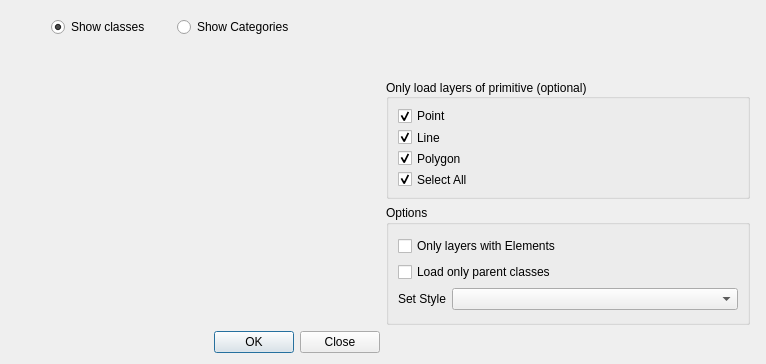
Qt form LayerTools/LoadLayersFromServer/loadLayersFromServer.ui (dsgoficial/DsgTools) before a commit.
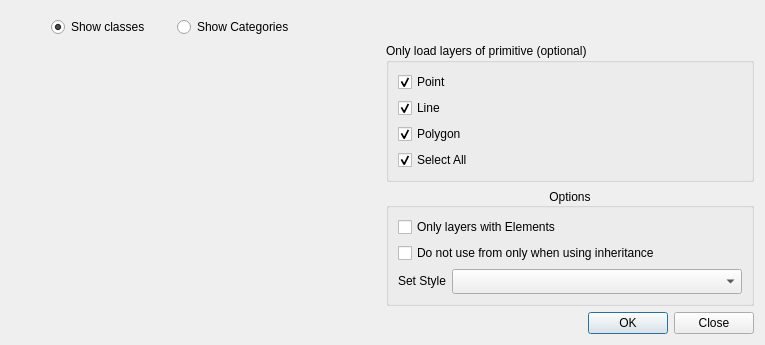
The same form after that commit. Custom widgets are drawn as their Qt base class.

```diff
--- a/LayerTools/LoadLayersFromServer/loadLayersFromServer.ui
+++ b/LayerTools/LoadLayersFromServer/loadLayersFromServer.ui
@@ -6,16 +6,35 @@
    <rect>
     <x>0</x>
     <y>0</y>
-    <width>766</width>
-    <height>364</height>
+    <width>765</width>
+    <height>260</height>
    </rect>
   </property>
+  <property name="sizePolicy">
+   <sizepolicy hsizetype="MinimumExpanding" vsizetype="MinimumExpanding">
+    <horstretch>0</horstretch>
+    <verstretch>0</verstretch>
+   </sizepolicy>
+  </property>
   <property name="windowTitle">
    <string>Load Layers from a Server</string>
   </property>
-  <layout class="QGridLayout" name="gridLayout_3">
+  <layout class="QGridLayout" name="gridLayout">
    <item row="0" column="0" colspan="2">
-    <widget class="CustomServerConnectionWidget" name="customServerConnectionWidget" native="true"/>
+    <widget class="CustomServerConnectionWidget" name="customServerConnectionWidget" native="true">
+     <property name="sizePolicy">
+      <sizepolicy hsizetype="MinimumExpanding" vsizetype="Maximum">
+       <horstretch>0</horstretch>
+       <verstretch>0</verstretch>
+      </sizepolicy>
+     </property>
+     <property name="maximumSize">
+      <size>
+       <width>16777215</width>
+       <height>700</height>
+      </size>
+     </property>
+    </widget>
    </item>
    <item row="1" column="0" colspan="2">
     <layout class="QHBoxLayout" name="horizontalLayout_3">
@@ -42,6 +61,12 @@
        </property>
        <item>
         <widget class="QRadioButton" name="showClassesRadioButton">
+         <property name="sizePolicy">
+          <sizepolicy hsizetype="MinimumExpanding" vsizetype="Fixed">
+           <horstretch>0</horstretch>
+           <verstretch>0</verstretch>
+          </sizepolicy>
+         </property>
          <property name="text">
           <string>Show classes</string>
          </property>
@@ -52,6 +77,12 @@
        </item>
        <item>
         <widget class="QRadioButton" name="showCategoriesRadioButton">
+         <property name="sizePolicy">
+          <sizepolicy hsizetype="MinimumExpanding" vsizetype="Fixed">
+           <horstretch>0</horstretch>
+           <verstretch>0</verstretch>
+          </sizepolicy>
+         </property>
          <property name="text">
           <string>Show Categories</string>
          </property>
@@ -65,7 +96,7 @@
         <enum>Qt::Horizontal</enum>
        </property>
        <property name="sizeType">
-        <enum>QSizePolicy::Fixed</enum>
+        <enum>QSizePolicy::MinimumExpanding</enum>
        </property>
        <property name="sizeHint" stdset="0">
         <size>
@@ -80,66 +111,32 @@
    <item row="2" column="0" rowspan="2">
     <widget class="CustomSelector" name="layersCustomSelector" native="true">
      <property name="sizePolicy">
-      <sizepolicy hsizetype="MinimumExpanding" vsizetype="Preferred">
+      <sizepolicy hsizetype="MinimumExpanding" vsizetype="MinimumExpanding">
        <horstretch>0</horstretch>
        <verstretch>0</verstretch>
       </sizepolicy>
      </property>
+     <property name="minimumSize">
+      <size>
+       <width>0</width>
+       <height>0</height>
+      </size>
+     </property>
     </widget>
    </item>
    <item row="2" column="1">
-    <spacer name="verticalSpacer">
-     <property name="orientation">
-      <enum>Qt::Vertical</enum>
-     </property>
-     <property name="sizeHint" stdset="0">
-      <size>
-       <width>20</width>
-       <height>221</height>
-      </size>
-     </property>
-    </spacer>
-   </item>
-   <item row="3" column="1">
-    <layout class="QGridLayout" name="gridLayout_5">
-     <property name="rightMargin">
-      <number>5</number>
-     </property>
-     <item row="0" column="0">
-      <widget class="QGroupBox" name="groupBox_2">
-       <property name="sizePolicy">
-        <sizepolicy hsizetype="MinimumExpanding" vsizetype="Fixed">
-         <horstretch>0</horstretch>
-         <verstretch>0</verstretch>
-        </sizepolicy>
-       </property>
-       <property name="minimumSize">
-        <size>
-         <width>220</width>
-         <height>120</height>
-        </size>
-       </property>
-       <property name="maximumSize">
-        <size>
-         <width>500</width>
-         <height>120</height>
-        </size>
-       </property>
-       <property name="font">
-        <font>
-         <pointsize>9</pointsize>
-        </font>
-       </property>
+    <widget class="QgsCollapsibleGroupBox" name="mGroupBox">
        <property name="title">
         <string>Only load layers of primitive (optional)</string>
        </property>
-       <property name="alignment">
-        <set>Qt::AlignJustify|Qt::AlignVCenter</set>
-       </property>
-       <layout class="QGridLayout" name="gridLayout_2">
+     <property name="collapsed">
+      <bool>true</bool>
+     </property>
+     <property name="saveCollapsedState">
+      <bool>false</bool>
+     </property>
+     <layout class="QGridLayout" name="gridLayout_3">
         <item row="0" column="0">
-         <layout class="QVBoxLayout" name="verticalLayout_3">
-          <item>
            <widget class="QCheckBox" name="checkBoxPoint">
             <property name="sizePolicy">
              <sizepolicy hsizetype="MinimumExpanding" vsizetype="Fixed">
@@ -155,7 +152,7 @@
             </property>
            </widget>
           </item>
-          <item>
+      <item row="1" column="0">
            <widget class="QCheckBox" name="checkBoxLine">
             <property name="sizePolicy">
              <sizepolicy hsizetype="MinimumExpanding" vsizetype="Fixed">
@@ -171,7 +168,7 @@
             </property>
            </widget>
           </item>
-          <item>
+      <item row="2" column="0">
            <widget class="QCheckBox" name="checkBoxPolygon">
             <property name="sizePolicy">
              <sizepolicy hsizetype="MinimumExpanding" vsizetype="Fixed">
@@ -187,7 +184,7 @@
             </property>
            </widget>
           </item>
-          <item>
+      <item row="3" column="0">
            <widget class="QCheckBox" name="checkBoxAll">
             <property name="sizePolicy">
              <sizepolicy hsizetype="MinimumExpanding" vsizetype="Fixed">
@@ -204,37 +201,27 @@
            </widget>
           </item>
          </layout>
-        </item>
-       </layout>
-      </widget>
-     </item>
-     <item row="1" column="0">
-      <widget class="QGroupBox" name="groupBox_3">
-       <property name="sizePolicy">
-        <sizepolicy hsizetype="MinimumExpanding" vsizetype="Fixed">
-         <horstretch>0</horstretch>
-         <verstretch>0</verstretch>
-        </sizepolicy>
-       </property>
-       <property name="minimumSize">
-        <size>
-         <width>220</width>
-         <height>120</height>
-        </size>
-       </property>
+    </widget>
+   </item>
+   <item row="3" column="1">
+    <widget class="QgsCollapsibleGroupBox" name="mGroupBox_2">
        <property name="maximumSize">
         <size>
-         <width>500</width>
-         <height>120</height>
+       <width>16777215</width>
+       <height>200</height>
         </size>
        </property>
        <property name="title">
         <string>Options</string>
        </property>
-       <layout class="QGridLayout" name="gridLayout">
-        <item row="0" column="0">
-         <layout class="QGridLayout" name="gridLayout_4">
-          <item row="0" column="0">
+     <property name="alignment">
+      <set>Qt::AlignCenter</set>
+     </property>
+     <property name="saveCollapsedState">
+      <bool>false</bool>
+     </property>
+     <layout class="QGridLayout" name="gridLayout_2">
+      <item row="0" column="0" colspan="2">
            <widget class="QCheckBox" name="checkBoxOnlyWithElements">
             <property name="sizePolicy">
              <sizepolicy hsizetype="MinimumExpanding" vsizetype="Fixed">
@@ -253,9 +240,29 @@
             </property>
            </widget>
           </item>
+      <item row="1" column="0" colspan="2">
+       <widget class="QCheckBox" name="onlyParentsCheckBox">
+        <property name="sizePolicy">
+         <sizepolicy hsizetype="MinimumExpanding" vsizetype="Fixed">
+          <horstretch>0</horstretch>
+          <verstretch>0</verstretch>
+         </sizepolicy>
+        </property>
+        <property name="minimumSize">
+         <size>
+          <width>100</width>
+          <height>0</height>
+         </size>
+        </property>
+        <property name="toolTip">
+         <string>DSGTools uses from only as a query filter. If this behaviour is not desired, check this item.</string>
+        </property>
+        <property name="text">
+         <string>Do not use from only when using inheritance</string>
+        </property>
+       </widget>
+      </item>
           <item row="2" column="0">
-           <layout class="QHBoxLayout" name="horizontalLayout_2">
-            <item>
              <widget class="QLabel" name="label">
               <property name="sizePolicy">
                <sizepolicy hsizetype="Fixed" vsizetype="Fixed">
@@ -268,7 +275,7 @@
               </property>
              </widget>
             </item>
-            <item>
+      <item row="2" column="1">
              <widget class="QComboBox" name="styleComboBox">
               <property name="sizePolicy">
                <sizepolicy hsizetype="MinimumExpanding" vsizetype="Fixed">
@@ -279,40 +286,15 @@
               <property name="minimumSize">
                <size>
                 <width>100</width>
-                <height>0</height>
+          <height>25</height>
                </size>
               </property>
              </widget>
             </item>
            </layout>
-          </item>
-          <item row="1" column="0">
-           <widget class="QCheckBox" name="onlyParentsCheckBox">
-            <property name="sizePolicy">
-             <sizepolicy hsizetype="MinimumExpanding" vsizetype="Fixed">
-              <horstretch>0</horstretch>
-              <verstretch>0</verstretch>
-             </sizepolicy>
-            </property>
-            <property name="minimumSize">
-             <size>
-              <width>100</width>
-              <height>0</height>
-             </size>
-            </property>
-            <property name="text">
-             <string>Load only parent classes</string>
-            </property>
-           </widget>
-          </item>
-         </layout>
-        </item>
-       </layout>
-      </widget>
-     </item>
-    </layout>
-   </item>
-   <item row="4" column="0">
+    </widget>
+   </item>
+   <item row="4" column="1">
     <widget class="QDialogButtonBox" name="buttonBox">
      <property name="standardButtons">
       <set>QDialogButtonBox::Close|QDialogButtonBox::Ok</set>
@@ -325,6 +307,12 @@
   </layout>
  </widget>
  <customwidgets>
+  <customwidget>
+   <class>QgsCollapsibleGroupBox</class>
+   <extends>QGroupBox</extends>
+   <header>qgis.gui</header>
+   <container>1</container>
+  </customwidget>
   <customwidget>
    <class>CustomSelector</class>
    <extends>QWidget</extends>
```
Lines whose indentation alone changed are shown as unchanged.
